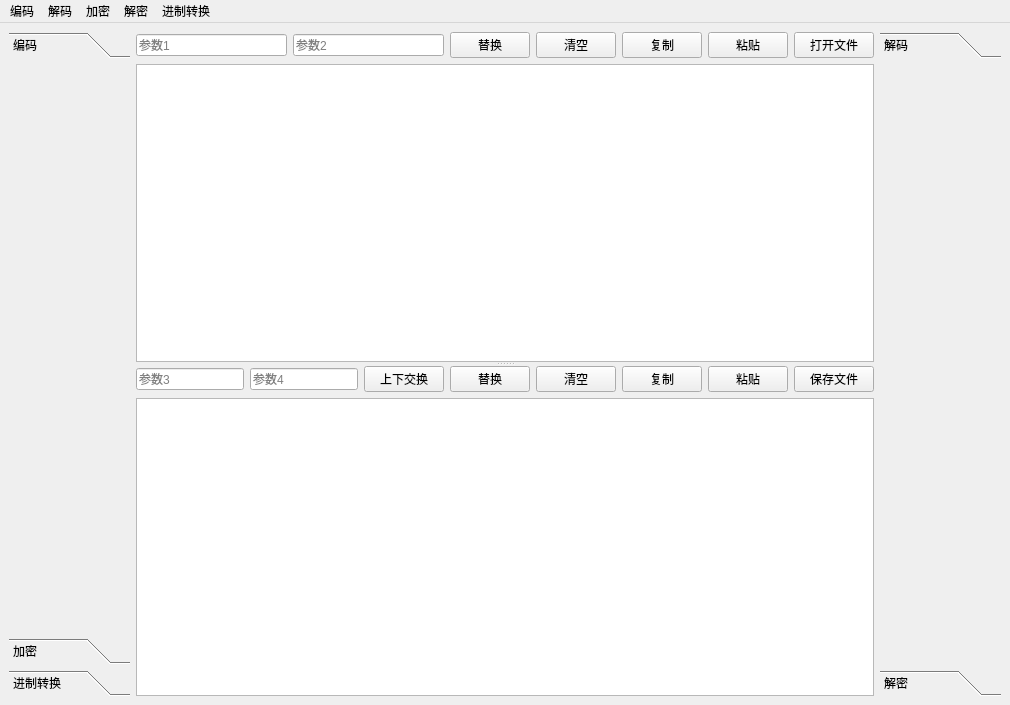
The window that ui/mainwindow.ui (zyt717/CTFCodecTool) describes before a commit, drawn with Qt 5.
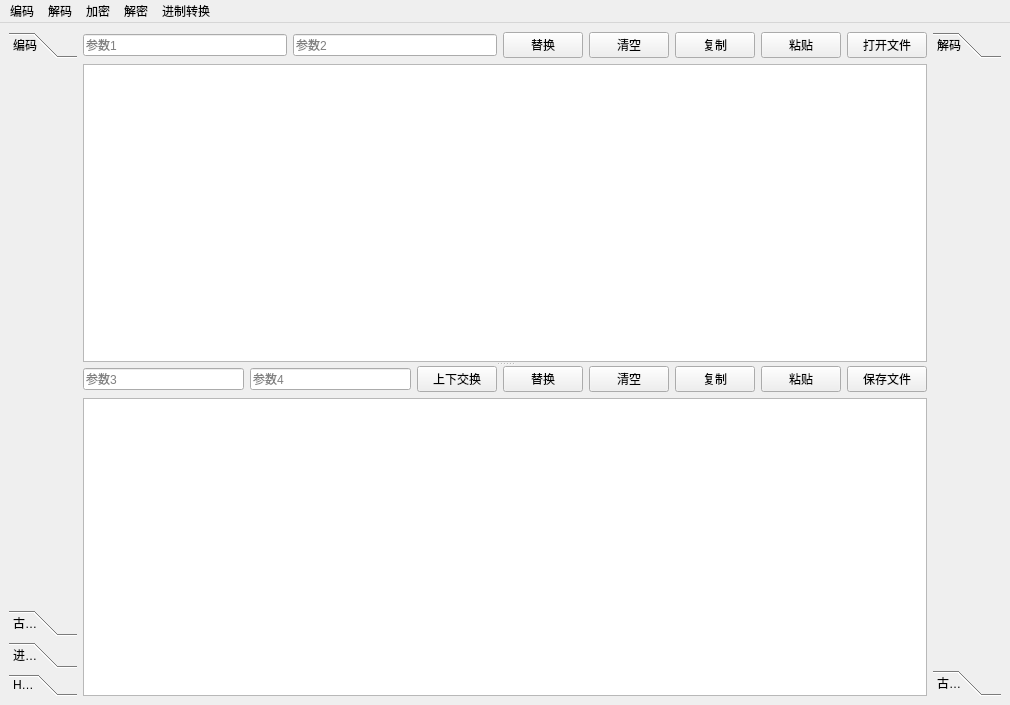
The same window after the commit.

Commit message: 调整了布局，添加若干古典密码及hash

```diff
--- a/ui/mainwindow.ui
+++ b/ui/mainwindow.ui
@@ -17,6 +17,12 @@
    <layout class="QHBoxLayout" name="horizontalLayout">
     <item>
      <widget class="QToolBox" name="toolBox">
+      <property name="sizePolicy">
+       <sizepolicy hsizetype="Fixed" vsizetype="Preferred">
+        <horstretch>0</horstretch>
+        <verstretch>0</verstretch>
+       </sizepolicy>
+      </property>
       <property name="currentIndex">
        <number>0</number>
       </property>
@@ -25,8 +31,8 @@
         <rect>
          <x>0</x>
          <y>0</y>
-         <width>109</width>
-         <height>586</height>
+         <width>69</width>
+         <height>560</height>
         </rect>
        </property>
        <attribute name="label">
@@ -43,7 +49,7 @@
         </rect>
        </property>
        <attribute name="label">
-        <string>加密</string>
+        <string>古典加密</string>
        </attribute>
       </widget>
       <widget class="QWidget" name="pageHex">
@@ -59,6 +65,11 @@
         <string>进制转换</string>
        </attribute>
       </widget>
+      <widget class="QWidget" name="pageHash">
+       <attribute name="label">
+        <string>Hash</string>
+       </attribute>
+      </widget>
      </widget>
     </item>
     <item>
@@ -213,6 +224,12 @@
     </item>
     <item>
      <widget class="QToolBox" name="toolBox_2">
+      <property name="sizePolicy">
+       <sizepolicy hsizetype="Fixed" vsizetype="Preferred">
+        <horstretch>0</horstretch>
+        <verstretch>0</verstretch>
+       </sizepolicy>
+      </property>
       <property name="currentIndex">
        <number>0</number>
       </property>
@@ -221,7 +238,7 @@
         <rect>
          <x>0</x>
          <y>0</y>
-         <width>109</width>
+         <width>69</width>
          <height>612</height>
         </rect>
        </property>
@@ -239,7 +256,7 @@
         </rect>
        </property>
        <attribute name="label">
-        <string>解密</string>
+        <string>古典解密</string>
        </attribute>
       </widget>
      </widget>
```
Left out of the diff: 77 changed lines with no effect on the pictures. The commit also changes 5 other files.
